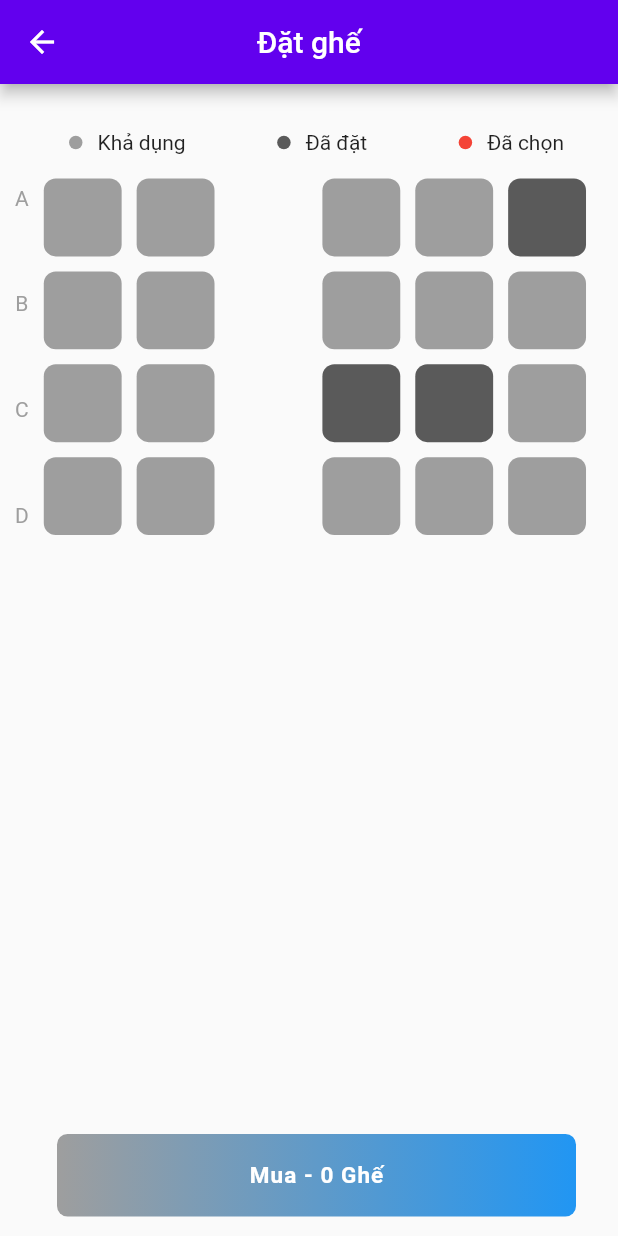
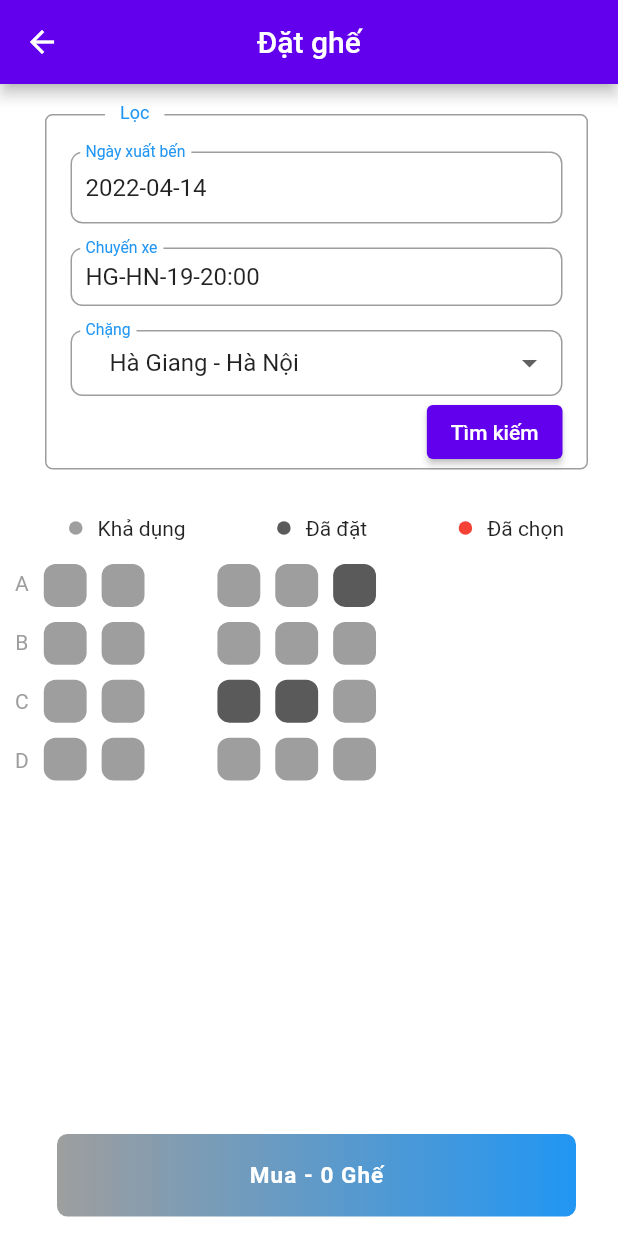
Before and after one commit to nguyenhan-se/AppLaiXe, a Flutter app: the screen it shows once a user with an empty profile is signed in, on a phone screen of 412 x 824 dp. Run offline on Flutter 3.47's test engine with Material 2 defaults, Android fonts, the phone set to English and light mode, and no system bars; drawn by our look-alikes of datetime_picker_formfield; our stand-ins replace auto_route, connectivity_plus, dartz, dio, dropdown_button2, firebase_auth and 11 more; accounts and stored records are empty; generated files the repository leaves out were written again.

Commit message:
chore(booking_chair_page): update widget filter

```diff
--- a/lib/presentation/page/chair_booking/chair_booking_page.dart
+++ b/lib/presentation/page/chair_booking/chair_booking_page.dart
@@ -12,6 +12,7 @@ import 'package:hooks_riverpod/hooks_riverpod.dart';
 import 'package:flutter_boilerplate_riverpod/core/utils/extensions/context_extensions.dart';
 import 'package:flutter_boilerplate_riverpod/domain/entities/seat.dart';
 import 'custom_chips_list.dart';
+import 'filter_journey.dart';
 import 'purchase_seats_button.dart';
 import 'seat_color_indicators.dart';
 import 'seats_area.dart';
@@ -22,7 +23,7 @@ import 'package:flutter_boilerplate_riverpod/presentation/presenters/presenters.
 class ChairBookingPage extends HookConsumerWidget {
   const ChairBookingPage({Key? key}) : super(key: key);
 
-  static const _seatSize = 50.0;
+  static const _seatSize = 30.0;
   static const _seatGap = 10.0;
 
   double getMaxGridHeight(int numOfRows) {
@@ -35,7 +36,6 @@ class ChairBookingPage extends HookConsumerWidget {
 
   @override
   Widget build(BuildContext context, WidgetRef ref) {
-    // final theater = showSeatingModel.theater;
     final minScreenWidth = context.screenWidth;
     var screenWidth = getMaxScreenWidth(6);
     screenWidth = max(screenWidth, minScreenWidth);
@@ -46,13 +46,16 @@ class ChairBookingPage extends HookConsumerWidget {
         title: const Text('Đặt ghế'),
         centerTitle: true,
       ),
+      backgroundColor: Colors.white,
       body: SafeArea(
         child: Padding(
           padding: const EdgeInsets.only(left: 10),
           child: Column(
             crossAxisAlignment: CrossAxisAlignment.start,
             children: [
-              const SizedBox(height: 10),
+              FilterJourney(
+                  onSubmit: (date, journey) =>
+                      print('search here =====> $date - $journey')),
               const SizedBox(height: 5),
               Expanded(
                 child: AnimatedSwitcher(
--- /dev/null
+++ b/lib/presentation/page/chair_booking/filter_journey.dart
@@ -0,0 +1,115 @@
+// Flutter imports:
+import 'package:flutter/material.dart';
+
+// Package imports:
+import 'package:datetime_picker_formfield/datetime_picker_formfield.dart';
+import 'package:dropdown_button2/dropdown_button2.dart';
+import 'package:flutter_hooks/flutter_hooks.dart';
+import 'package:intl/intl.dart';
+
+// Project imports:
+import 'package:flutter_boilerplate_riverpod/presentation/widgets/widgets.dart';
+
+final List<String> journey = [
+  'Lào Cai - Hà Nội',
+  'Hà Giang - Hà Nội',
+];
+
+class FilterJourney extends StatelessWidget {
+  FilterJourney({
+    Key? key,
+    required this.onSubmit,
+  }) : super(key: key);
+
+  final Function onSubmit;
+  final _journey = useState('Hà Giang - Hà Nội');
+  final _dateStart = useState(DateTime.now());
+
+  @override
+  Widget build(BuildContext context) {
+    final theme = Theme.of(context);
+    return ContainerLegend(
+      title: 'Lọc',
+      child: Padding(
+        padding: const EdgeInsets.fromLTRB(16, 24, 16, 0),
+        child: Column(
+          crossAxisAlignment: CrossAxisAlignment.end,
+          children: [
+            DateTimeField(
+              resetIcon: null,
+              format: DateFormat("yyyy-MM-dd"),
+              initialValue: _dateStart.value,
+              onShowPicker: (context, currentValue) {
+                return showDatePicker(
+                    context: context,
+                    firstDate: DateTime(1900),
+                    initialDate: currentValue ?? DateTime.now(),
+                    lastDate: DateTime(2100));
+              },
+              decoration: InputDecoration(
+                labelText: 'Ngày xuất bến',
+                hintText: 'Chọn ngày',
+                floatingLabelBehavior: FloatingLabelBehavior.always,
+                border: const OutlineInputBorder(
+                  borderRadius: BorderRadius.all(Radius.circular(8.0)),
+                ),
+                labelStyle:
+                    theme.textTheme.bodyText2?.copyWith(color: Colors.blue),
+                isDense: false,
+                contentPadding: const EdgeInsets.all(10),
+              ),
+              onChanged: (date) => _dateStart.value = date as DateTime,
+            ),
+            const SizedBox(height: 16),
+            FloatTextField(
+              readOnly: true,
+              controller: TextEditingController()..text = 'HG-HN-19-20:00',
+              labelText: 'Chuyến xe',
+            ),
+            const SizedBox(height: 16),
+            DropdownButtonHideUnderline(
+              child: DropdownButtonFormField2(
+                decoration: InputDecoration(
+                  labelText: 'Chặng',
+                  counterText: "",
+                  floatingLabelBehavior: FloatingLabelBehavior.always,
+                  border: const OutlineInputBorder(
+                    borderRadius: BorderRadius.all(Radius.circular(8.0)),
+                  ),
+                  labelStyle:
+                      theme.textTheme.bodyText2?.copyWith(color: Colors.blue),
+                  isDense: true,
+                  contentPadding: const EdgeInsets.all(10),
+                ),
+                hint: Text(
+                  'Chọn Chặng',
+                  style: TextStyle(
+                    fontSize: 14,
+                    color: Theme.of(context).hintColor,
+                  ),
+                ),
+                openWithLongPress: true,
+                customItemsIndexes: const [3],
+                customItemsHeight: 8,
+                items: journey
+                    .map((item) => DropdownMenuItem<String>(
+                          value: item,
+                          child: Text(
+                            item,
+                          ),
+                        ))
+                    .toList(),
+                value: _journey.value,
+                onChanged: (value) => _journey.value = value as String,
+              ),
+            ),
+            ElevatedButton(
+              onPressed: () => onSubmit(_dateStart.value, _journey.value),
+              child: const Text('Tìm kiếm'),
+            )
+          ],
+        ),
+      ),
+    );
+  }
+}
--- a/lib/presentation/page/chair_booking/seats_area.dart
+++ b/lib/presentation/page/chair_booking/seats_area.dart
@@ -63,10 +63,7 @@ class SeatsArea extends StatelessWidget {
           const SizedBox(width: 10),
 
           //Seats
-          NotificationListener<OverscrollIndicatorNotification>(
-            onNotification: _onGlowNotification,
-            child: Flexible(
-              child: NotificationListener<ScrollNotification>(
+          Flexible(
             child: GridView.builder(
               itemCount: numOfRows * seatsPerRow,
               scrollDirection: Axis.horizontal,
@@ -97,8 +94,6 @@ class SeatsArea extends StatelessWidget {
               },
             ),
           ),
-            ),
-          ),
         ],
       ),
     );
--- /dev/null
+++ b/lib/presentation/widgets/container_legend.dart
@@ -0,0 +1,44 @@
+// Flutter imports:
+import 'package:flutter/material.dart';
+
+class ContainerLegend extends StatelessWidget {
+  final String title;
+  final Widget child;
+
+  const ContainerLegend({
+    Key? key,
+    required this.title,
+    required this.child,
+  }) : super(key: key);
+
+  @override
+  Widget build(BuildContext context) {
+    final theme = Theme.of(context);
+    return Stack(
+      children: [
+        Container(
+          width: double.infinity,
+          margin: const EdgeInsets.fromLTRB(20, 20, 20, 10),
+          decoration: BoxDecoration(
+            border: Border.all(color: Colors.grey, width: 1),
+            borderRadius: BorderRadius.circular(5),
+            shape: BoxShape.rectangle,
+          ),
+          child: child,
+        ),
+        Positioned(
+          left: 60,
+          top: 12,
+          child: Container(
+            padding: const EdgeInsets.only(bottom: 10, left: 10, right: 10),
+            color: Colors.white,
+            child: Text(
+              title,
+              style: theme.textTheme.bodySmall?.copyWith(color: Colors.blue),
+            ),
+          ),
+        ),
+      ],
+    );
+  }
+}
--- /dev/null
+++ b/lib/presentation/widgets/float_text_field.dart
@@ -0,0 +1,63 @@
+// Flutter imports:
+import 'package:flutter/material.dart';
+
+class FloatTextField extends StatelessWidget {
+  final String labelText;
+  final bool obscureText;
+  final TextInputType keyboardType;
+  final int maxLength;
+  final String hintText;
+  final String suffixText;
+  final bool enabled;
+  final TextEditingController? controller;
+  final ValueChanged<String>? onChanged;
+  final Widget? suffixIcon;
+  final int? maxLines;
+  final bool readOnly;
+  final String? errorText;
+
+  const FloatTextField(
+      {Key? key,
+      required this.labelText,
+      this.obscureText = false,
+      this.keyboardType = TextInputType.text,
+      this.maxLength = 100,
+      this.hintText = '',
+      this.suffixText = '',
+      this.enabled = true,
+      this.controller,
+      this.onChanged,
+      this.suffixIcon,
+      this.maxLines = 1,
+      this.readOnly = false,
+      this.errorText})
+      : super(key: key);
+
+  @override
+  Widget build(BuildContext context) {
+    final theme = Theme.of(context);
+    return TextField(
+      enabled: enabled,
+      readOnly: readOnly,
+      maxLines: maxLines,
+      obscureText: obscureText,
+      keyboardType: keyboardType,
+      maxLength: maxLength,
+      decoration: InputDecoration(
+        labelText: labelText,
+        errorText: errorText,
+        counterText: "",
+        hintText: hintText,
+        floatingLabelBehavior: FloatingLabelBehavior.always,
+        border: const OutlineInputBorder(
+          borderRadius: BorderRadius.all(Radius.circular(8.0)),
+        ),
+        labelStyle: theme.textTheme.bodyText2?.copyWith(color: Colors.blue),
+        isDense: true,
+        contentPadding: const EdgeInsets.all(10),
+      ),
+      controller: controller,
+      onChanged: onChanged,
+    );
+  }
+}
--- /dev/null
+++ b/lib/presentation/widgets/widgets.dart
@@ -0,0 +1,2 @@
+export 'container_legend.dart';
+export 'float_text_field.dart';
--- a/pubspec.yaml
+++ b/pubspec.yaml
@@ -34,6 +34,9 @@ dependencies:
   fluttericon: ^2.0.0
   responsive_framework: ^0.1.7
 
+  dropdown_button2: ^1.4.0
+  datetime_picker_formfield: ^2.0.0
+
   firebase_auth: ^3.3.11
   firebase_core: ^1.14.0
   flutterfire_ui: ^0.4.0
@@ -55,7 +58,6 @@ dev_dependencies:
   flutter_lints: ^1.0.0
   derry: ^1.4.3
 
-
 ## Install derry from https://pub.dev/packages/derry and run derry build, derry watch, derry gen
 scripts: derry.yaml
 
@@ -74,7 +76,7 @@ colors:
 import_sorter:
   comments: true # Optional, defaults to true
   # ignored_files: # Optional, defaults to []
-    # - \/lib\/*
+  # - \/lib\/*
 flutter:
   uses-material-design: true
   generate: true
```
Also changed, not shown: pubspec.lock. Lines whose indentation alone changed are shown as unchanged.
